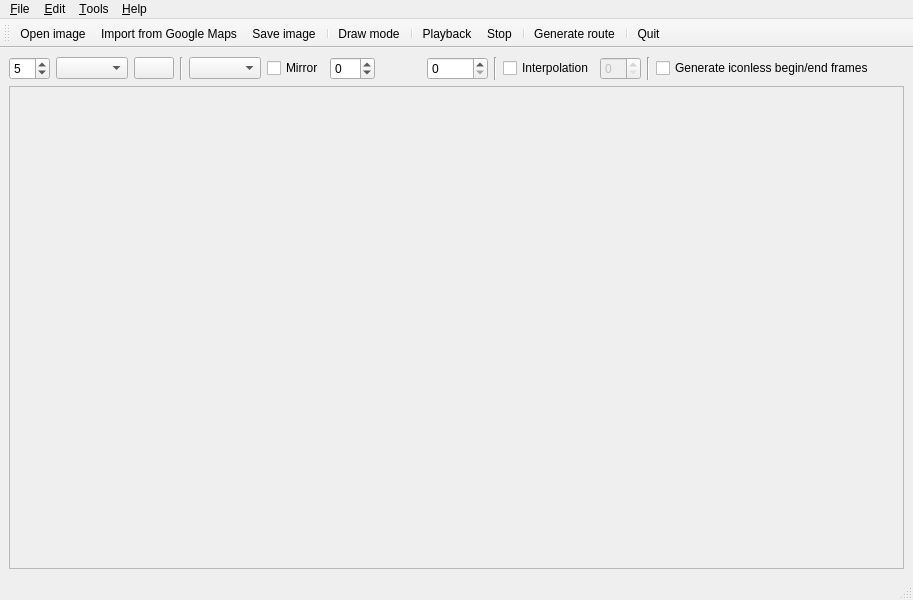
Qt form src/routegen.ui (michjans/routegen) before a commit.
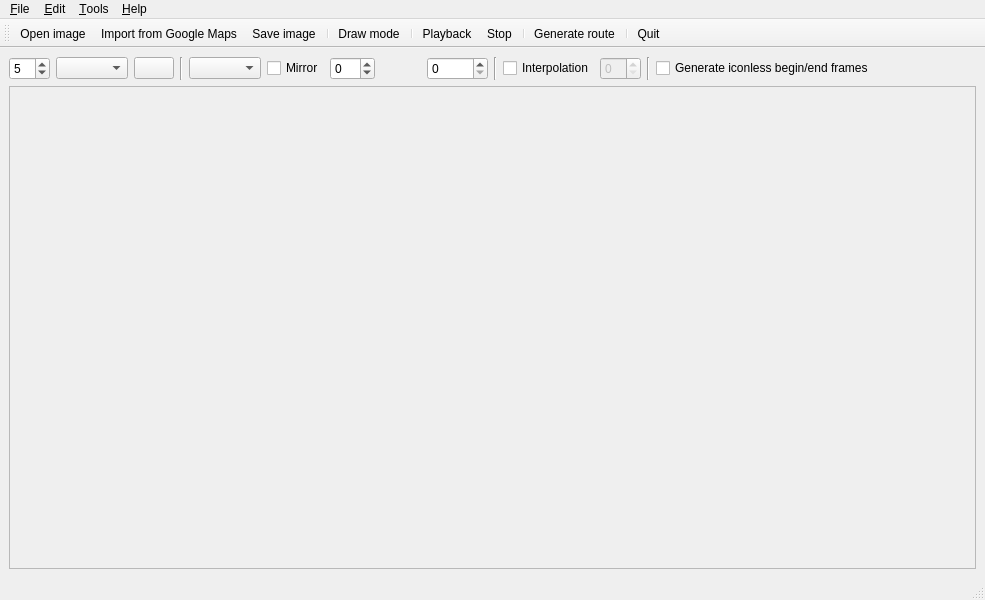
The same form after that commit. Icons and pictures are not drawn.

What changed in the file:
```diff
--- a/src/routegen.ui
+++ b/src/routegen.ui
@@ -6,7 +6,7 @@
    <rect>
     <x>0</x>
     <y>0</y>
-    <width>913</width>
+    <width>985</width>
     <height>600</height>
    </rect>
   </property>
@@ -212,7 +212,7 @@
         <rect>
          <x>0</x>
          <y>0</y>
-         <width>899</width>
+         <width>971</width>
          <height>483</height>
         </rect>
        </property>
@@ -226,7 +226,7 @@
     <rect>
      <x>0</x>
      <y>0</y>
-     <width>913</width>
+     <width>985</width>
      <height>21</height>
     </rect>
    </property>
```
Left out of the diff: 3 changed lines with no effect on the pictures.
